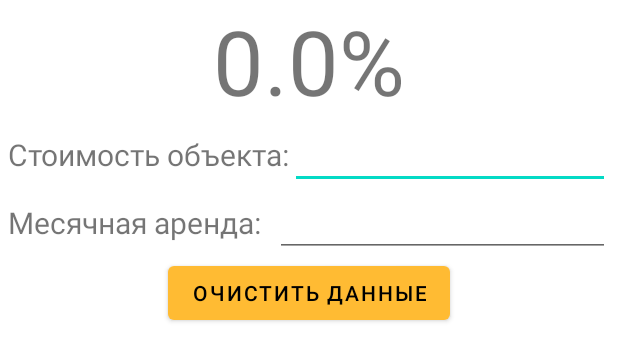
After one commit to AntonAlekseevich93/Calculator, an Android app: the layout fragment_layout.xml on its own in the app's theme, with its tools: preview values and no code run, on a phone screen of 412 x 824 dp. The commit adds this screen. Shown: the top 361 px of the screen. Run offline under Robolectric (Android 15) with nearby library versions, the phone set to English and light mode, and no system bars.

Commit message:
small changes

```diff
--- /dev/null
+++ b/app/src/main/res/layout/fragment_layout.xml
@@ -0,0 +1,98 @@
+<?xml version="1.0" encoding="utf-8"?>
+<androidx.constraintlayout.widget.ConstraintLayout xmlns:android="http://schemas.android.com/apk/res/android"
+    xmlns:app="http://schemas.android.com/apk/res-auto"
+    xmlns:tools="http://schemas.android.com/tools"
+    android:layout_width="match_parent"
+    android:layout_height="match_parent">
+
+       <TextView
+        android:id="@+id/textViewPercent"
+        android:layout_width="wrap_content"
+        android:layout_height="wrap_content"
+        android:layout_gravity="center_vertical"
+
+        android:text="0.0%"
+        android:textSize="60sp"
+        app:layout_constraintEnd_toEndOf="parent"
+        app:layout_constraintStart_toStartOf="parent"
+        app:layout_constraintTop_toTopOf="parent" />
+
+    />
+
+
+    <LinearLayout
+        android:id="@+id/linearLayout"
+        android:layout_width="match_parent"
+        android:layout_height="wrap_content"
+        android:layout_marginHorizontal="5dp"
+
+
+        android:orientation="horizontal"
+        app:layout_constraintEnd_toEndOf="parent"
+        app:layout_constraintStart_toStartOf="parent"
+        app:layout_constraintTop_toBottomOf="@+id/textViewPercent">
+
+        <TextView
+            android:id="@+id/textView"
+            android:layout_width="wrap_content"
+            android:layout_height="wrap_content"
+            android:layout_gravity="center_vertical"
+            android:layout_weight="1"
+            android:text="Стоимость объекта:"
+            android:textSize="20sp" />
+
+        <EditText
+
+            android:id="@+id/editTextTextPersonName"
+            android:layout_width="wrap_content"
+            android:layout_height="wrap_content"
+
+            android:layout_weight="1"
+            android:ems="10"
+            android:inputType="numberDecimal"
+
+            />
+    </LinearLayout>
+
+    <LinearLayout
+        android:id="@+id/linearLayout2"
+        android:layout_width="match_parent"
+        android:layout_height="wrap_content"
+        android:layout_marginHorizontal="5dp"
+        android:orientation="horizontal"
+        app:layout_constraintEnd_toEndOf="parent"
+        app:layout_constraintStart_toStartOf="parent"
+        app:layout_constraintTop_toBottomOf="@+id/linearLayout">
+
+        <TextView
+            android:id="@+id/textView2"
+            android:layout_width="wrap_content"
+            android:layout_height="wrap_content"
+            android:layout_gravity="center_vertical"
+            android:layout_weight="1"
+            android:text="Месячная аренда:"
+            android:textSize="20sp" />
+
+        <EditText
+
+            android:id="@+id/editTextTextPersonName2"
+            android:layout_width="wrap_content"
+            android:layout_height="wrap_content"
+
+            android:layout_weight="1"
+            android:ems="10"
+            android:inputType="numberDecimal"
+
+            />
+    </LinearLayout>
+
+    <Button
+        android:text="Очистить данные"
+        android:id="@+id/clearData"
+        android:layout_width="wrap_content"
+        android:layout_height="wrap_content"
+        app:layout_constraintEnd_toEndOf="parent"
+        app:layout_constraintStart_toStartOf="parent"
+        app:layout_constraintTop_toBottomOf="@+id/linearLayout2" />
+
+</androidx.constraintlayout.widget.ConstraintLayout>
```
Also changed, not shown: app/build.gradle (+9 -0 lines), app/src/main/java/com/example/calculator/MainActivity.java (deleted, +0 -53 lines), app/src/main/java/com/example/calculator/entity/Calculation.java (added, +34 -0 lines), app/src/main/java/com/example/calculator/interactor/UseCase.java (added, +14 -0 lines), app/src/main/java/com/example/calculator/presentation/FragmentCalc.java (added, +59 -0 lines), app/src/main/java/com/example/calculator/presentation/MainActivity.java (added, +33 -0 lines), app/src/main/java/com/example/calculator/presentation/viewmodel/MyViewModel.java (added, +17 -0 lines), app/src/main/res/layout/activity_main.xml (+8 -91 lines).
